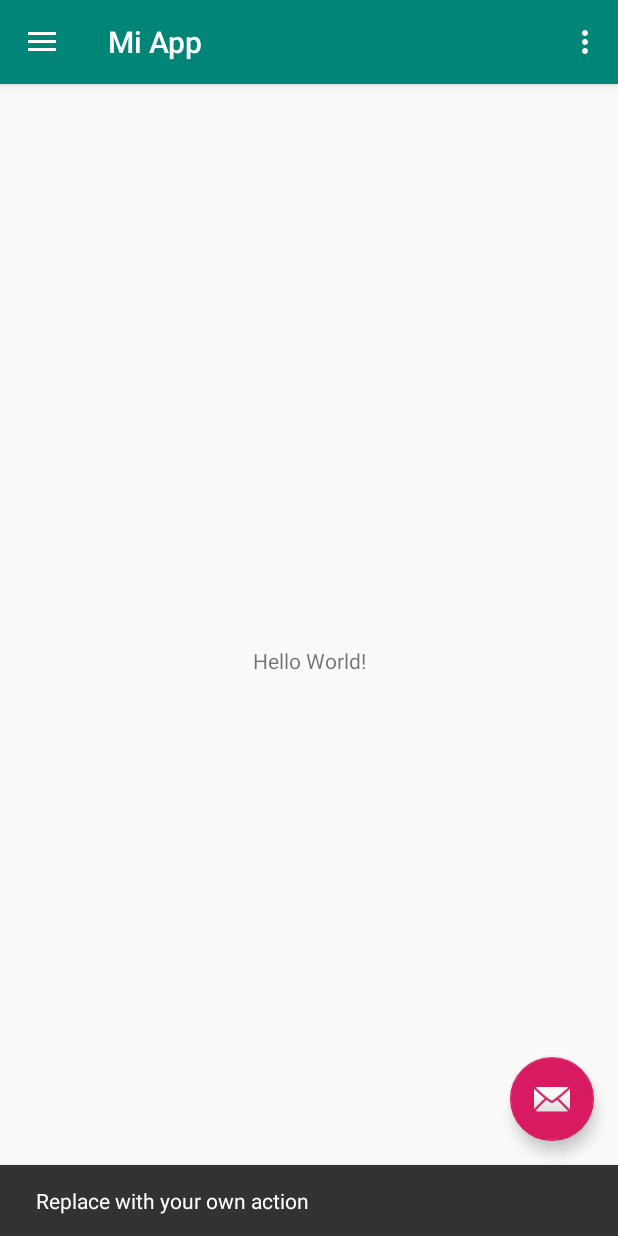
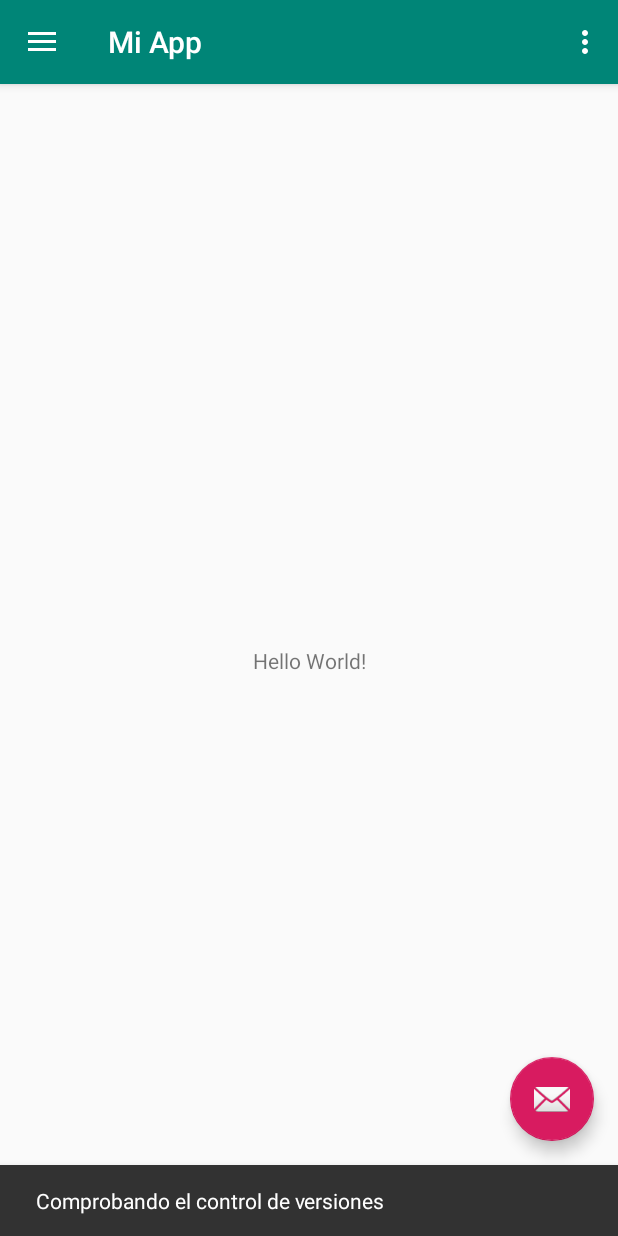
Before and after one commit to michmoca/MiApp, an Android app: the screen it shows after launch (MainActivity), after a tap on an icon or button, on a phone screen of 412 x 824 dp. Run offline under Robolectric (Android 15) with nearby library versions, the phone set to English and light mode, and no system bars.

Commit message:
subiendo cambios

```diff
--- a/app/src/main/java/com/michmoca/miapp/MainActivity.java
+++ b/app/src/main/java/com/michmoca/miapp/MainActivity.java
@@ -27,7 +27,7 @@ public class MainActivity extends AppCompatActivity
         fab.setOnClickListener(new View.OnClickListener() {
             @Override
             public void onClick(View view) {
-                Snackbar.make(view, "Replace with your own action", Snackbar.LENGTH_LONG)
+                Snackbar.make(view, "Comprobando el control de versiones", Snackbar.LENGTH_LONG)
                         .setAction("Action", null).show();
             }
         });
```
